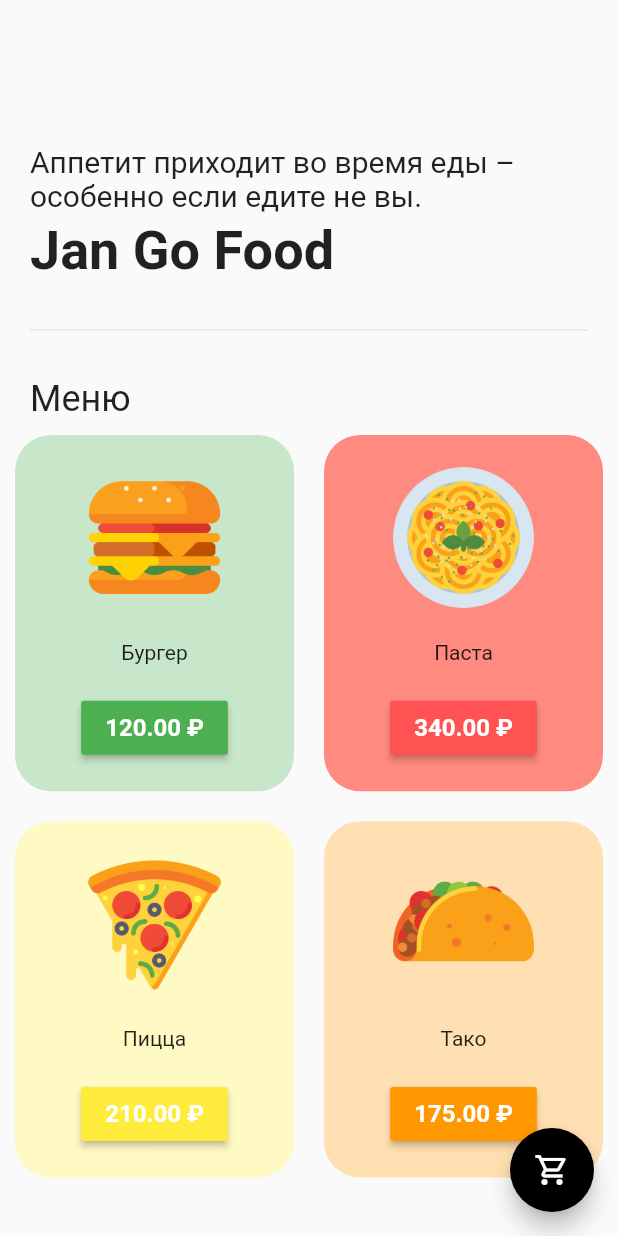
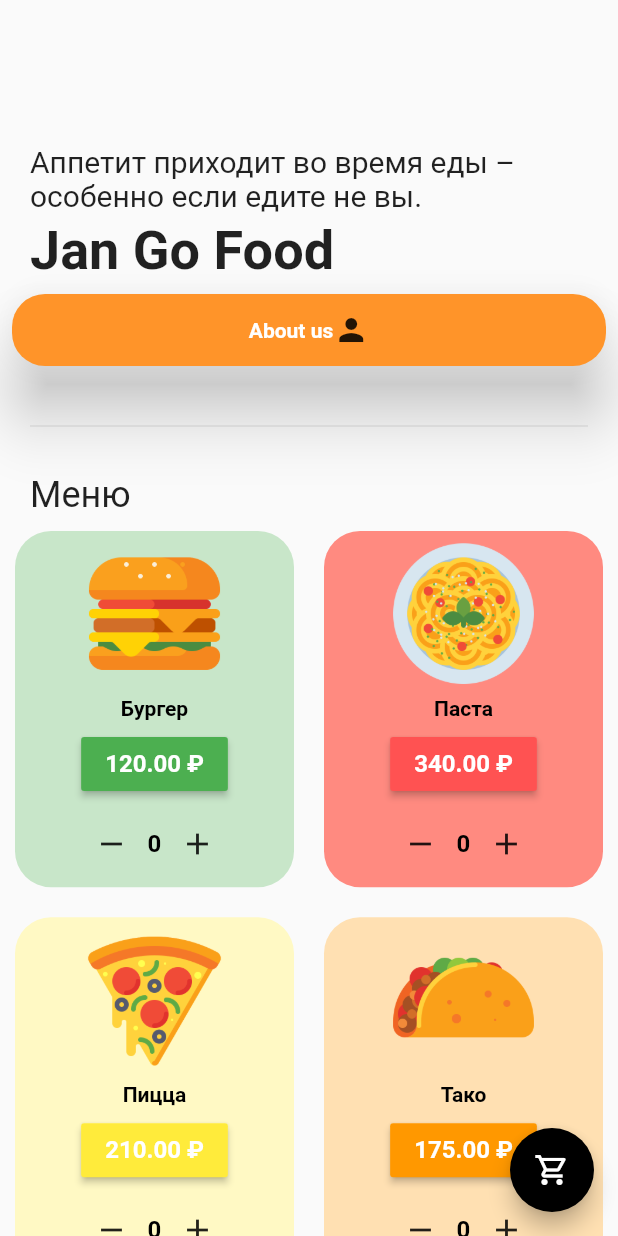
Before and after one commit to DelayStepback/food_app, a Flutter app: the screen it shows after launch, after a tap on "Войти", on a phone screen of 412 x 824 dp. Run offline on Flutter 3.47's test engine with Material 2 defaults, Android fonts, the phone set to English and light mode, and no system bars.

Commit message:
added info page, scaling of count

```diff
--- a/lib/components/food_item_tile.dart
+++ b/lib/components/food_item_tile.dart
@@ -1,4 +1,7 @@
 import 'package:flutter/material.dart';
+import 'package:provider/provider.dart';
+
+import '../models/cart_model.dart';
 
 class FoodItemTile extends StatelessWidget {
 
@@ -7,6 +10,7 @@ class FoodItemTile extends StatelessWidget {
   final String imagePath;
   final color;
   void Function()? onPressed;
+  final String count;
 
 
   FoodItemTile({
@@ -16,12 +20,14 @@ class FoodItemTile extends StatelessWidget {
   required this.itemName,
   required this.itemPrice,
     required this.onPressed,
+    required this.count,
   });
 
 
 
   @override
   Widget build(BuildContext context) {
+
     return Padding(
       padding: const EdgeInsets.all(10.0),
       child: Container(
@@ -34,18 +40,43 @@ class FoodItemTile extends StatelessWidget {
             Image.asset(imagePath, height: 100,),
 
             // text
-            Text(itemName),
+            Text(itemName, style: TextStyle(
+              color: Colors.black,
+              fontWeight: FontWeight.w600,
+            ),),
 
             // button
             MaterialButton(onPressed: onPressed,
               color: color,
 
-            child: Text(itemPrice + ' ' + '\₽', style: TextStyle(
-              color: Colors.white,
-              fontWeight: FontWeight.bold,
-              fontSize: 16,
-            ),),
-            )
+            child: Column(
+              children: [
+                Text(itemPrice + ' ' + '\₽', style: TextStyle(
+                  color: Colors.white,
+                  fontWeight: FontWeight.bold,
+                  fontSize: 16,
+                ),),
+
+              ],
+            ),
+            ),
+
+
+    Consumer<CartModel>(
+    builder: (context2, value, child) {
+      return Row(
+              mainAxisAlignment: MainAxisAlignment.center,
+              children: [
+                IconButton(onPressed: () => value.removeItemFromCart(value.indexLastWhere(itemName)), icon: Icon(Icons.remove)),
+                Text(count, style: TextStyle(
+                  color: Colors.black,
+                  fontWeight: FontWeight.bold,
+                  fontSize: 16,
+                ),),
+                IconButton(onPressed: onPressed, icon: Icon(Icons.add)),
+              ],
+            );
+    })
           ],
         ),
       ),
--- a/lib/models/cart_model.dart
+++ b/lib/models/cart_model.dart
@@ -30,6 +30,16 @@ class CartModel extends ChangeNotifier {
     notifyListeners();
   }
 
+  int indexLastWhere(String name){
+    for (int i = _cartItems.length-1; i > -1; i--) {
+      if (_cartItems[i][0] == name){
+        return i;
+      }
+    }
+    return -1;
+    return _cartItems.lastWhere((namez) => namez == name);
+  }
+
   // calculate total price
   String calculateTotalPrice(){
     double totalPrice = 0;
@@ -39,4 +49,15 @@ class CartModel extends ChangeNotifier {
     return totalPrice.toStringAsFixed(2);
   }
 
+
+  String countOfItemName(String name){
+    int count = 0;
+    for (int i = 0; i < _cartItems.length; i++) {
+      if (_cartItems[i][0] == name) {
+        count++;
+      }
+    }
+
+    return count.toString();
+  }
 }
--- a/lib/pages/home_page.dart
+++ b/lib/pages/home_page.dart
@@ -3,6 +3,7 @@ import 'package:food_app/models/cart_model.dart';
 import 'package:provider/provider.dart';
 
 import '../components/food_item_tile.dart';
+import 'about_page.dart';
 import 'cart_page.dart';
 
 class HomePage extends StatelessWidget {
@@ -44,7 +45,36 @@ class HomePage extends StatelessWidget {
             Padding(padding: EdgeInsets.symmetric(horizontal: 20),
             child: Text('Jan Go Food', style: TextStyle(fontWeight: FontWeight.bold, fontSize: 36,),
             )),
+
+            Padding(
+              padding: const EdgeInsets.all(8.0),
+              child: Material(
+                shape: RoundedRectangleBorder(borderRadius:BorderRadius.circular(22.0) ),
+                elevation: 18.0,
+                color: Color(0xFFFF9429),
+                clipBehavior: Clip.antiAlias,
+                child: MaterialButton(
+
+                  onPressed: () => Navigator.push(context, MaterialPageRoute(
+                      builder: (context) {
+                        return AboutPage();
+                      })),
+                  child:
+                    Row(
+                      mainAxisAlignment: MainAxisAlignment.center,
+                      children: [
+                        Text('About us', style: TextStyle(
+                          color: Colors.white,
+                          fontWeight: FontWeight.bold,
+                        ),),
+                        Icon(Icons.person),
+                      ],
+                    )),
+              ),
+            ),
+
             SizedBox(height: 24,),
+
 
             Padding(
               padding: EdgeInsets.symmetric(horizontal: 20),
@@ -72,6 +102,7 @@ class HomePage extends StatelessWidget {
                             itemPrice: value.shopItems[index][1],
                             imagePath: value.shopItems[index][2],
                             color: value.shopItems[index][3],
+                            count: value.countOfItemName(value.shopItems[index][0]),
                             onPressed: () {
                               Provider.of<CartModel>(context, listen: false).addItemToCart(index);
                             },
```
Also changed, not shown: lib/pages/about_page.dart (added, +41 -0 lines).
